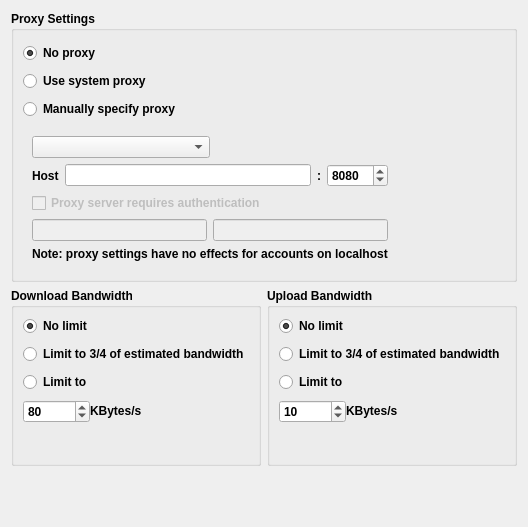
Qt form src/gui/networksettings.ui (nextmcloud/desktop) before a commit.
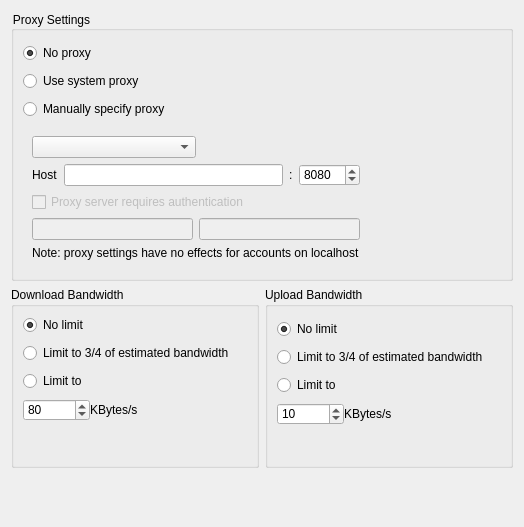
The same form after that commit.

Commit message: fixed network fonts

Diff of the .ui file:
```diff
--- a/src/gui/networksettings.ui
+++ b/src/gui/networksettings.ui
@@ -44,10 +44,10 @@
      <property name="title">
       <string>Proxy Settings</string>
      </property>
-     <property name="font">
-      <font>
-       <bold>true</bold>
-      </font>
+     <property name="styleSheet">
+      <string notr="true">
+       #proxyGroupBox::title { font-weight: bold; }
+      </string>
      </property>
      <property name="flat">
       <bool>true</bool>
@@ -315,10 +315,10 @@
        <property name="title">
         <string>Download Bandwidth</string>
        </property>
-       <property name="font">
-        <font>
-         <bold>true</bold>
-        </font>
+       <property name="styleSheet">
+        <string notr="true">
+         #proxyGroupBox::title { font-weight: bold; }
+        </string>
        </property>
        <property name="alignment">
         <set>Qt::AlignmentFlag::AlignLeading|Qt::AlignmentFlag::AlignLeft|Qt::AlignmentFlag::AlignTop</set>
@@ -420,10 +420,10 @@
        <property name="title">
         <string>Upload Bandwidth</string>
        </property>
-       <property name="font">
-        <font>
-         <bold>true</bold>
-        </font>
+       <property name="styleSheet">
+        <string notr="true">
+         #proxyGroupBox::title { font-weight: bold; }
+        </string>
        </property>
        <property name="alignment">
         <set>Qt::AlignmentFlag::AlignLeading|Qt::AlignmentFlag::AlignLeft|Qt::AlignmentFlag::AlignTop</set>
@@ -433,7 +433,7 @@
        </property>
        <layout class="QGridLayout" name="gridLayout_4">
         <property name="topMargin">
-         <number>8</number>
+         <number>12</number>
         </property>
         <property name="bottomMargin">
          <number>0</number>
```
